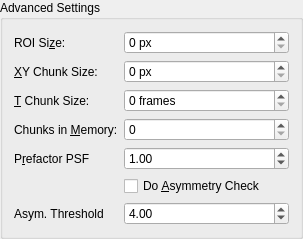
This is gui/advancedsettingsgroupbox.ui in ukoethe/simple-STORM as Qt 5 draws it before an edit. The edited form follows.
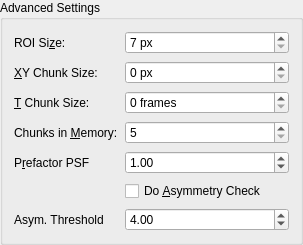
This is the edited form.

Commit message: changed default values aded high contrast reconstructed image

```diff
--- a/gui/advancedsettingsgroupbox.ui
+++ b/gui/advancedsettingsgroupbox.ui
@@ -7,7 +7,7 @@
     <x>0</x>
     <y>0</y>
     <width>303</width>
-    <height>223</height>
+    <height>241</height>
    </rect>
   </property>
   <property name="windowTitle">
@@ -21,10 +21,10 @@
     <enum>QFormLayout::ExpandingFieldsGrow</enum>
    </property>
    <property name="horizontalSpacing">
-    <number>-1</number>
+    <number>7</number>
    </property>
    <property name="verticalSpacing">
-    <number>-1</number>
+    <number>7</number>
    </property>
    <item row="0" column="0">
     <widget class="QLabel" name="label_9">
@@ -47,6 +47,9 @@
      <property name="suffix">
       <string> px</string>
      </property>
+     <property name="minimum">
+      <number>7</number>
+     </property>
     </widget>
    </item>
    <item row="1" column="0">
@@ -113,6 +116,12 @@
        <verstretch>0</verstretch>
       </sizepolicy>
      </property>
+     <property name="minimum">
+      <number>5</number>
+     </property>
+     <property name="value">
+      <number>5</number>
+     </property>
     </widget>
    </item>
    <item row="6" column="1">
```
The commit also changes 13 other files.
